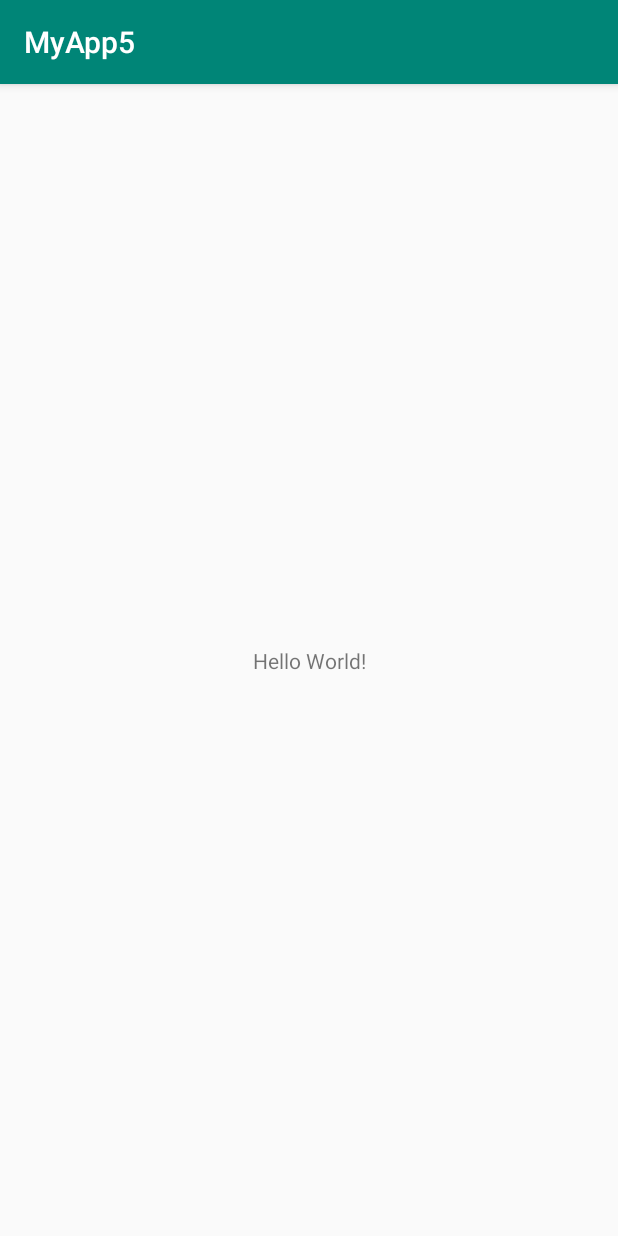
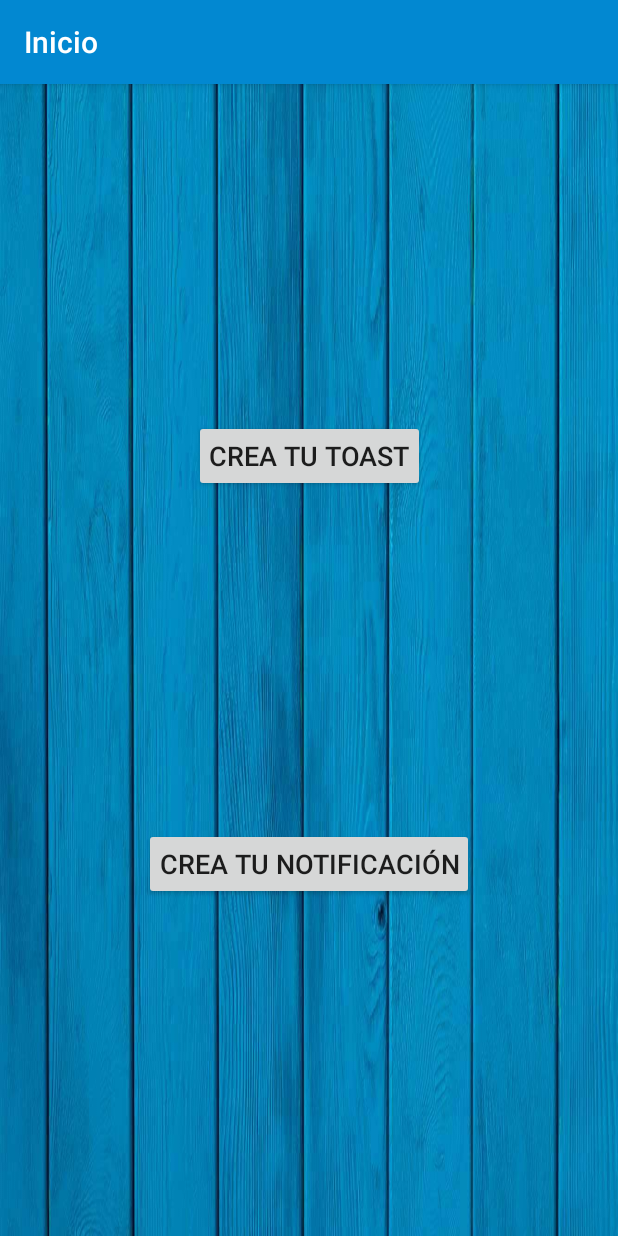
Before and after one commit to LauDaphne/MyApp5, an Android app: the screen it shows after launch (MainActivity), on a phone screen of 412 x 824 dp. Run offline under Robolectric (Android 15) with nearby library versions, the phone set to English and light mode, and no system bars.

Commit message:
Inicio de primer activity

```diff
--- a/app/src/main/java/com/studium/myapp5/MainActivity.java
+++ b/app/src/main/java/com/studium/myapp5/MainActivity.java
@@ -10,5 +10,6 @@ public class MainActivity extends AppCompatActivity {
     protected void onCreate(Bundle savedInstanceState) {
         super.onCreate(savedInstanceState);
         setContentView(R.layout.activity_main);
+        setTitle(R.string.tittlePrinc);
     }
 }
--- a/app/src/main/res/layout/activity_main.xml
+++ b/app/src/main/res/layout/activity_main.xml
@@ -2,17 +2,35 @@
 <androidx.constraintlayout.widget.ConstraintLayout xmlns:android="http://schemas.android.com/apk/res/android"
     xmlns:app="http://schemas.android.com/apk/res-auto"
     xmlns:tools="http://schemas.android.com/tools"
+    android:id="@+id/activityPrincipal"
     android:layout_width="match_parent"
     android:layout_height="match_parent"
+    android:background="@drawable/fondo"
     tools:context=".MainActivity">
 
-    <TextView
+    <Button
+        android:id="@+id/bttnToast"
         android:layout_width="wrap_content"
         android:layout_height="wrap_content"
-        android:text="Hello World!"
-        app:layout_constraintBottom_toBottomOf="parent"
-        app:layout_constraintLeft_toLeftOf="parent"
-        app:layout_constraintRight_toRightOf="parent"
+        android:padding="10dp"
+        android:text="@string/bttnToast"
+        android:textSize="18sp"
+        app:layout_constraintBottom_toTopOf="@+id/bttnNotify"
+        app:layout_constraintEnd_toEndOf="@+id/bttnNotify"
+        app:layout_constraintHorizontal_bias="0.5"
+        app:layout_constraintStart_toStartOf="@+id/bttnNotify"
         app:layout_constraintTop_toTopOf="parent" />
 
+    <Button
+        android:id="@+id/bttnNotify"
+        android:layout_width="wrap_content"
+        android:layout_height="wrap_content"
+        android:padding="10dp"
+        android:text="@string/bttnNotify"
+        android:textSize="18sp"
+        app:layout_constraintBottom_toBottomOf="parent"
+        app:layout_constraintEnd_toEndOf="parent"
+        app:layout_constraintHorizontal_bias="0.5"
+        app:layout_constraintStart_toStartOf="parent"
+        app:layout_constraintTop_toBottomOf="@+id/bttnToast" />
 </androidx.constraintlayout.widget.ConstraintLayout>
--- a/app/src/main/res/values/colors.xml
+++ b/app/src/main/res/values/colors.xml
@@ -1,6 +1,6 @@
 <?xml version="1.0" encoding="utf-8"?>
 <resources>
-    <color name="colorPrimary">#008577</color>
-    <color name="colorPrimaryDark">#00574B</color>
-    <color name="colorAccent">#D81B60</color>
+    <color name="colorPrimary">#0288D1</color>
+    <color name="colorPrimaryDark">#0277BD</color>
+    <color name="colorAccent">#01579B</color>
 </resources>
--- a/app/src/main/res/values/strings.xml
+++ b/app/src/main/res/values/strings.xml
@@ -1,3 +1,6 @@
 <resources>
     <string name="app_name">MyApp5</string>
+    <string name="tittlePrinc">Inicio</string>
+    <string name="bttnToast">Crea tu Toast</string>
+    <string name="bttnNotify">Crea tu Notificación</string>
 </resources>
```
Also changed, not shown: app/src/main/res/drawable-v24/fondo.jpg (added).
